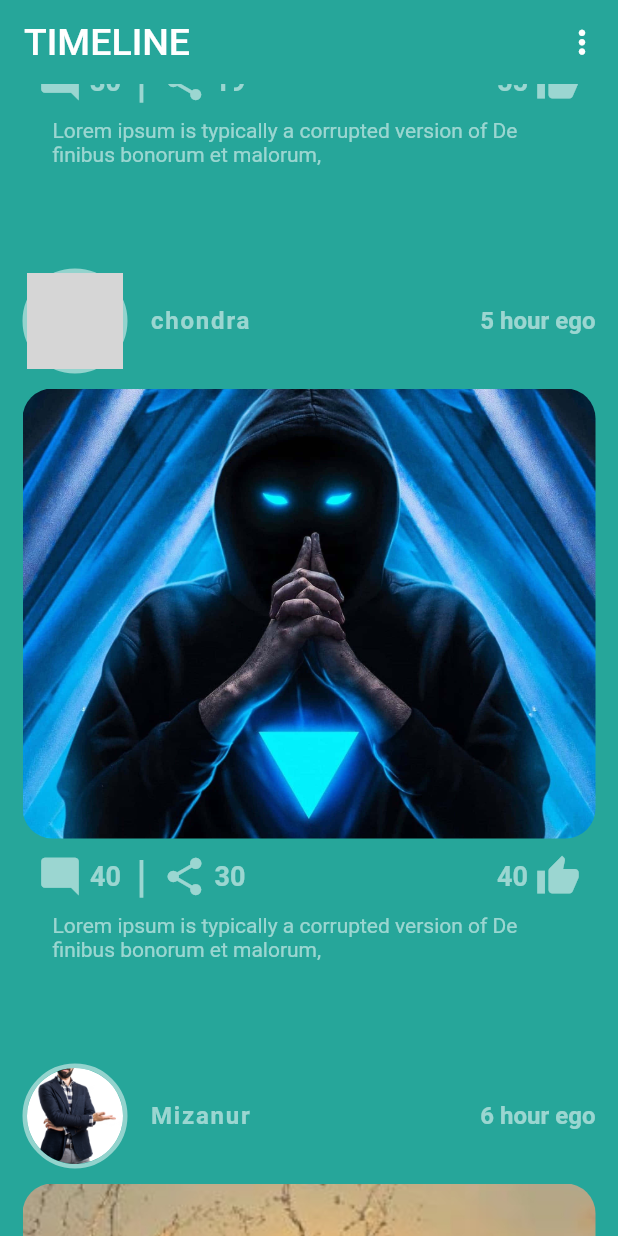
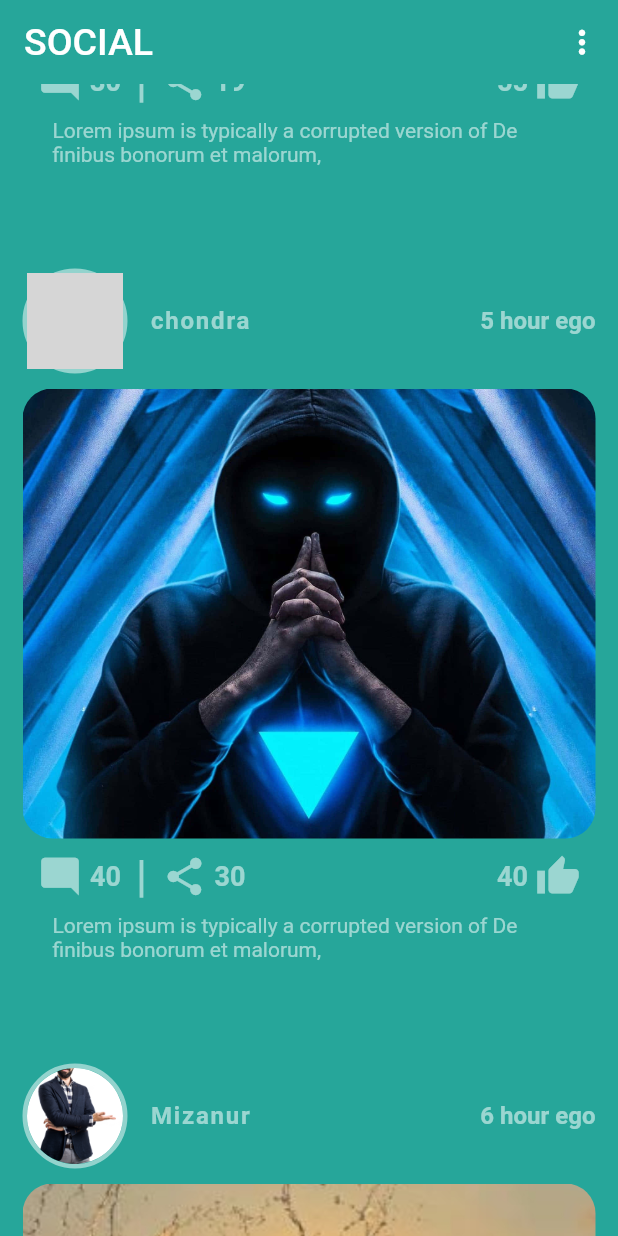
Before and after one commit to payelmiah/Social_Media_App, a Flutter app: the screen it shows after launch, scrolled down 1152 dp, on a phone screen of 412 x 824 dp. Run offline on Flutter 3.47's test engine with Material 2 defaults, Android fonts, the phone set to English and light mode, and no system bars; grey boxes are pictures that could not be loaded.

Commit message:
updated social

```diff
--- a/lib/pages/home_page.dart
+++ b/lib/pages/home_page.dart
@@ -19,7 +19,7 @@ class _HomepageState extends State<Homepage> {
         backgroundColor: Color(0xFF26A69A),
         elevation: 0,
         title: Text(
-          'TIMELINE',
+          'SOCIAL',
           style: TextStyle(
             fontSize: 25,
           ),
```
